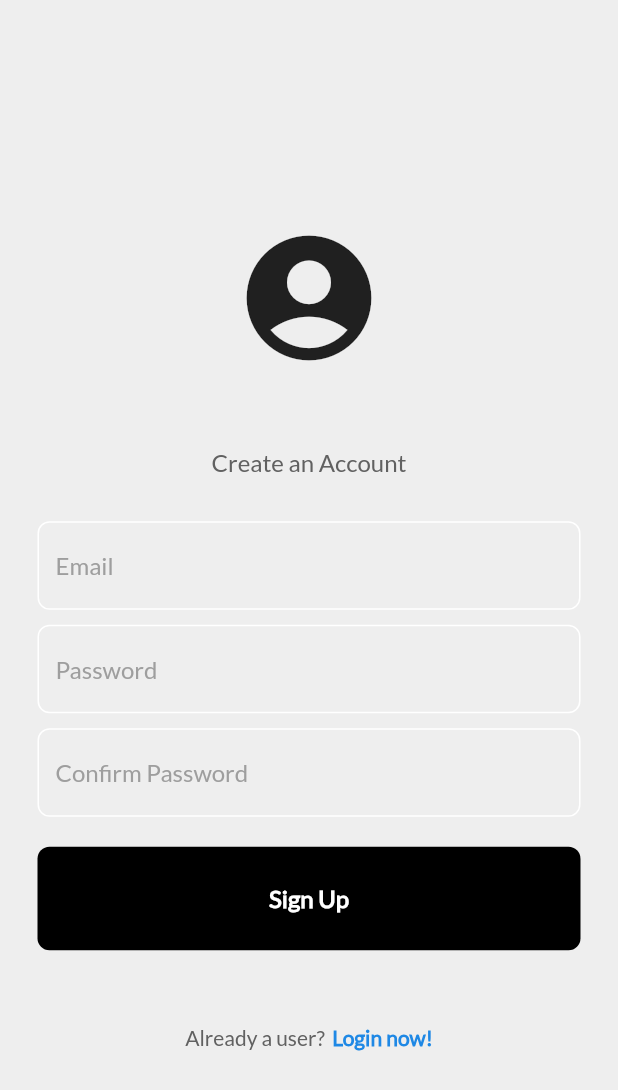
After one commit to aportkwekwek/flutter-app, a Flutter app: the screen it shows after launch, after a tap on "Register now!", on a phone screen of 412 x 824 dp. The commit adds this screen. Shown: the top 1090 px of the screen. Run offline on Flutter 3.47's test engine with Material 2 defaults, Android fonts, the phone set to English and light mode, and no system bars; our stand-ins replace firebase_auth, firebase_core; accounts and stored records are empty.

Commit message:
Forgot password Firebase

```diff
--- a/lib/components/proj_sign_button.dart
+++ b/lib/components/proj_sign_button.dart
@@ -4,12 +4,12 @@ import 'package:flutter/material.dart';
 
 class SignInButton extends StatelessWidget {
   final Function()? buttonTap;
+  final String buttonText;
   const SignInButton({
     super.key,
     required this.buttonTap,
+    required this.buttonText
   });
-
-
 
   @override
   build(BuildContext context) {
@@ -19,20 +19,16 @@ class SignInButton extends StatelessWidget {
         padding: EdgeInsets.all(25),
         margin: EdgeInsets.symmetric(horizontal: 25),
         decoration: BoxDecoration(
-          color: Colors.black,
-          borderRadius: BorderRadius.circular(8)
-          ),
+            color: Colors.black, borderRadius: BorderRadius.circular(8)),
         child: Center(
-          child: Text(
-            'Sign In',
-            style: TextStyle(
+            child: Text(
+          buttonText,
+          style: TextStyle(
               color: Colors.white,
               fontFamily: 'Lato',
               fontSize: 16,
-              fontWeight: FontWeight.bold
-              ),
-          )
-        ),
+              fontWeight: FontWeight.bold),
+        )),
       ),
     );
   }
--- a/lib/pages/auth_page.dart
+++ b/lib/pages/auth_page.dart
@@ -1,6 +1,6 @@
 import 'package:flutter/material.dart';
 import 'package:firebase_auth/firebase_auth.dart';
-import 'package:myapp/pages/login_page.dart';
+import 'package:myapp/pages/login_or_register_page.dart';
 
 import 'home_page.dart';
 
@@ -16,7 +16,7 @@ class AuthPage extends StatelessWidget {
           if (snapshot.hasData) {
             return HomePage();
           } else {
-            return LoginPage();
+            return LoginOrRegister();
           }
         },
       ),
--- /dev/null
+++ b/lib/pages/login_or_register_page.dart
@@ -0,0 +1,35 @@
+import 'package:flutter/material.dart';
+import 'package:myapp/pages/login_page.dart';
+import 'package:myapp/pages/register_page.dart';
+
+class LoginOrRegister extends StatefulWidget {
+  const LoginOrRegister({super.key});
+
+  @override
+  State<LoginOrRegister> createState() => _LoginOrRegisterState();
+}
+
+class _LoginOrRegisterState extends State<LoginOrRegister> {
+    //Initial load of login page
+    bool showLoginPage = true;
+
+    void togglePage() {
+      setState(() {
+        showLoginPage = !showLoginPage;
+      });
+    }
+
+  @override
+  Widget build(BuildContext context) {
+
+    if (showLoginPage) {
+      return LoginPage(
+        onTap: togglePage
+      );
+    } else {
+      return RegisterPage(
+        onTap: togglePage
+      );
+    }
+  }
+}
--- a/lib/pages/login_page.dart
+++ b/lib/pages/login_page.dart
@@ -6,8 +6,11 @@ import 'package:myapp/components/proj_sign_button.dart';
 import 'package:myapp/components/proj_square_tile.dart';
 import 'package:myapp/components/proj_textfield.dart';
 
+import 'forgot_password_page.dart';
+
 class LoginPage extends StatefulWidget {
-  LoginPage({super.key});
+  final Function()? onTap;
+  const LoginPage({super.key, required this.onTap});
 
   @override
   State<LoginPage> createState() => _LoginPageState();
@@ -15,8 +18,14 @@ class LoginPage extends StatefulWidget {
 
 class _LoginPageState extends State<LoginPage> {
   final emailController = TextEditingController();
+  final passwordController = TextEditingController();
 
-  final passwordController = TextEditingController();
+  @override
+  void dispose() {
+    emailController.dispose();
+    passwordController.dispose();
+    super.dispose();
+  }
 
   void userSignIn() async {
     if (emailController.text != "" || passwordController.text != "") {
@@ -35,23 +44,21 @@ class _LoginPageState extends State<LoginPage> {
         Navigator.pop(context);
       } on FirebaseAuthException catch (e) {
         Navigator.pop(context);
-        wrongAuthentication();
+        wrongAuthentication(e.code);
       }
     }
   }
 
-  void wrongAuthentication() {
+  void wrongAuthentication(String message) {
     showDialog(
       context: context,
       builder: (context) {
-        return const AlertDialog(
+        return AlertDialog(
           backgroundColor: Colors.white,
           title: Center(
-            child: Text('Email or password is incorrect!',
-            style: TextStyle(
-              fontSize: 15,
-              fontFamily: 'Lato'
-              ),
+            child: Text(
+              message,
+              style: TextStyle(fontSize: 15, fontFamily: 'Lato'),
             ),
           ),
         );
@@ -70,7 +77,7 @@ class _LoginPageState extends State<LoginPage> {
             mainAxisAlignment: MainAxisAlignment.center,
             children: [
               SizedBox(height: 50),
-              Icon(Icons.verified_user, size: 100),
+              Icon(Icons.account_circle, size: 100),
               SizedBox(height: 80),
               Text(
                 "Welcome back, you've been missed!",
@@ -95,12 +102,21 @@ class _LoginPageState extends State<LoginPage> {
                 child: Row(
                   mainAxisAlignment: MainAxisAlignment.end,
                   children: [
-                    Text(
+                    GestureDetector(
+                      onTap: () {
+                        Navigator.push(context, MaterialPageRoute(
+                          builder: (context) {
+                            return ForgotPasswordPage();
+                          },
+                        ));
+                      },
+                      child: Text(
                         'Forgot password?',
                         style: TextStyle(
-                          color: Colors.grey[700],
+                            color: Colors.blue[600],
                             fontFamily: 'Lato',
                             fontSize: 12),
+                      ),
                     ),
                   ],
                 ),
@@ -108,6 +124,7 @@ class _LoginPageState extends State<LoginPage> {
               SizedBox(height: 20),
               SignInButton(
                 buttonTap: userSignIn,
+                buttonText: 'Sign In',
               ),
               SizedBox(height: 15),
               Padding(
@@ -152,15 +169,19 @@ class _LoginPageState extends State<LoginPage> {
                 children: [
                   Text(
                     'Not yet a member?',
-                    style: TextStyle(color: Colors.grey[700], fontFamily: 'Lato'),
+                    style:
+                        TextStyle(color: Colors.grey[700], fontFamily: 'Lato'),
                   ),
                   SizedBox(width: 5),
-                  Text(
+                  GestureDetector(
+                    onTap: widget.onTap,
+                    child: Text(
                       'Register now!',
                       style: TextStyle(
                           color: Colors.blue[600],
                           fontFamily: 'Lato',
                           fontWeight: FontWeight.bold),
+                    ),
                   ),
                 ],
               )
--- /dev/null
+++ b/lib/pages/register_page.dart
@@ -0,0 +1,162 @@
+// ignore_for_file: prefer_const_constructors, prefer_const_literals_to_create_immutables
+
+import 'package:firebase_auth/firebase_auth.dart';
+import 'package:flutter/material.dart';
+import 'package:myapp/components/proj_sign_button.dart';
+import 'package:myapp/components/proj_textfield.dart';
+
+class RegisterPage extends StatefulWidget {
+  final Function()? onTap;
+
+  RegisterPage({super.key, required this.onTap});
+
+  @override
+  State<RegisterPage> createState() => _RegisterPageState();
+}
+
+class _RegisterPageState extends State<RegisterPage> {
+  final emailController = TextEditingController();
+  final passwordController = TextEditingController();
+  final confirmPasswordController = TextEditingController();
+
+  @override
+  void dispose() {
+    emailController.dispose();
+    passwordController.dispose();
+    confirmPasswordController.dispose();
+    super.dispose();
+  }
+
+  void userSignUp() async {
+    if (emailController.text != "" || passwordController.text != "") {
+      showDialog(
+        context: context,
+        builder: (context) {
+          return const Center(
+            child: CircularProgressIndicator(),
+          );
+        },
+      );
+
+      if (passwordController.text != confirmPasswordController.text) {
+        Navigator.pop(context);
+        errorMessage("Password and confirm password must be the same!");
+      } else {
+        try {
+          await FirebaseAuth.instance.createUserWithEmailAndPassword(
+              email: emailController.text, password: passwordController.text);
+          successDialog("Successfully created");
+          Navigator.pop(context);
+        } on FirebaseAuthException catch (e) {
+          Navigator.pop(context);
+          errorMessage(e.code);
+        }
+      }
+    }
+  }
+
+  void errorMessage(String returnMessage) {
+    showDialog(
+      context: context,
+      builder: (context) {
+        return AlertDialog(
+          backgroundColor: Colors.white,
+          title: Center(
+            child: Text(
+              returnMessage,
+              style: TextStyle(fontSize: 15, fontFamily: 'Lato'),
+            ),
+          ),
+        );
+      },
+    );
+  }
+
+  void successDialog(String returnMessage) {
+    showDialog(
+      context: context,
+      builder: (context) {
+        return AlertDialog(
+          backgroundColor: Colors.white,
+          title: Center(
+            child: Text(
+              returnMessage,
+              style: TextStyle(
+                  fontSize: 15, fontFamily: 'Lato', color: Colors.green),
+            ),
+          ),
+        );
+      },
+    );
+  }
+
+  @override
+  Widget build(BuildContext context) {
+    return Scaffold(
+      backgroundColor: Colors.grey[200],
+      body: SafeArea(
+        child: Center(
+            child: SingleChildScrollView(
+          child: Column(
+            mainAxisAlignment: MainAxisAlignment.center,
+            children: [
+              SizedBox(height: 25),
+              Icon(Icons.account_circle, size: 100),
+              SizedBox(height: 50),
+              Text(
+                "Create an Account",
+                style: TextStyle(
+                    color: Colors.grey[700], fontSize: 16, fontFamily: 'Lato'),
+              ),
+              SizedBox(height: 30),
+              MyTextField(
+                controller: emailController,
+                hintText: 'Email',
+                obscureText: false,
+              ),
+              SizedBox(height: 10),
+              MyTextField(
+                controller: passwordController,
+                hintText: 'Password',
+                obscureText: true,
+              ),
+              SizedBox(height: 10),
+              MyTextField(
+                controller: confirmPasswordController,
+                hintText: 'Confirm Password',
+                obscureText: true,
+              ),
+              SizedBox(height: 20),
+              SignInButton(
+                buttonTap: userSignUp,
+                buttonText: 'Sign Up',
+              ),
+              SizedBox(height: 50),
+              Row(
+                mainAxisAlignment: MainAxisAlignment.center,
+                children: [
+                  Text(
+                    'Already a user?',
+                    style:
+                        TextStyle(color: Colors.grey[700], fontFamily: 'Lato'),
+                  ),
+                  SizedBox(width: 5),
+                  GestureDetector(
+                    onTap: widget.onTap,
+                    child: Text(
+                      'Login now!',
+                      style: TextStyle(
+                          color: Colors.blue[600],
+                          fontFamily: 'Lato',
+                          fontWeight: FontWeight.bold),
+                    ),
+                  ),
+                ],
+              )
+            ],
+          ),
+        )),
+      ),
+    );
+  }
+}
--- a/pubspec.yaml
+++ b/pubspec.yaml
@@ -37,6 +37,7 @@ dependencies:
   cupertino_icons: ^1.0.2
   firebase_auth: ^4.7.2
   firebase_core: ^2.15.0
+  cloud_firestore: ^4.8.4
 
 dev_dependencies:
   flutter_test:
```
Also changed, not shown: lib/pages/forgot_password_page.dart (added, +81 -0 lines), pubspec.lock, 1 other file. Lines whose indentation alone changed are shown as unchanged.
